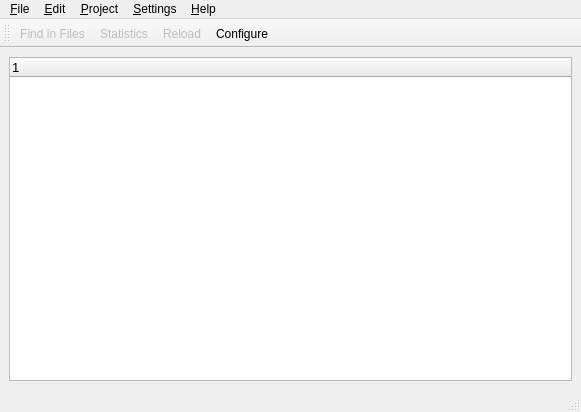
This is pootling/ui/Catalog.ui in cc-archive/pootle as Qt 5 draws it before an edit. The edited form follows.
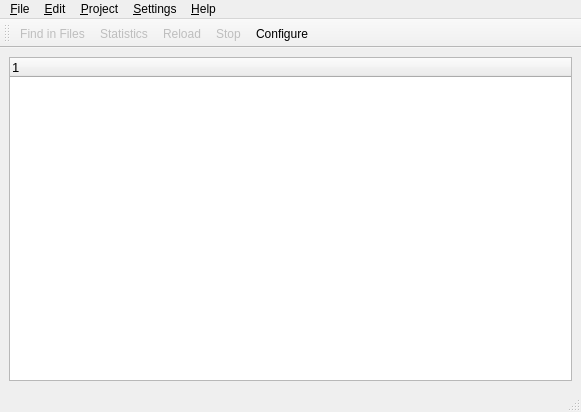
This is the edited form. Icons and pictures are not drawn.

Commit message: Improve layout. Use QFileDialog instead of FileDialog.py

Patch:
```diff
--- a/pootling/ui/Catalog.ui
+++ b/pootling/ui/Catalog.ui
@@ -157,6 +157,7 @@
    <addaction name="actionFind_in_Files" />
    <addaction name="actionStatistics" />
    <addaction name="actionReload" />
+   <addaction name="actionStop" />
    <addaction name="actionConfigure" />
   </widget>
   <action name="actionQuit" >
@@ -306,6 +307,17 @@
     <string>Configure...</string>
    </property>
   </action>
+  <action name="actionStop" >
+   <property name="enabled" >
+    <bool>false</bool>
+   </property>
+   <property name="icon" >
+    <iconset>../images/stop.png</iconset>
+   </property>
+   <property name="text" >
+    <string>Stop</string>
+   </property>
+  </action>
  </widget>
  <resources/>
  <connections/>
```
The commit also changes 5 other files.
